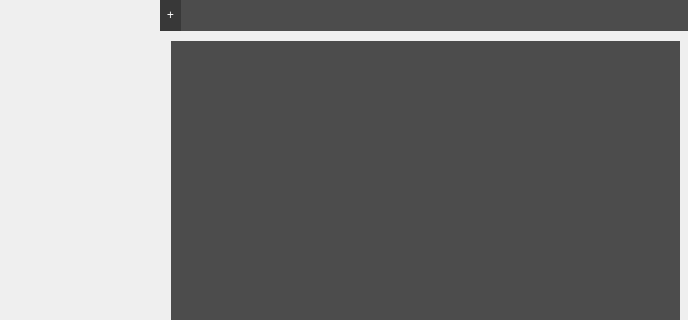
Old version of the form ShaderTool/ShaderToolMain.ui in the repository Chylix/ShaderTool; both pictures show x 370 to 1058 and y 0 to 320 of the 1058 by 797 pixel window.
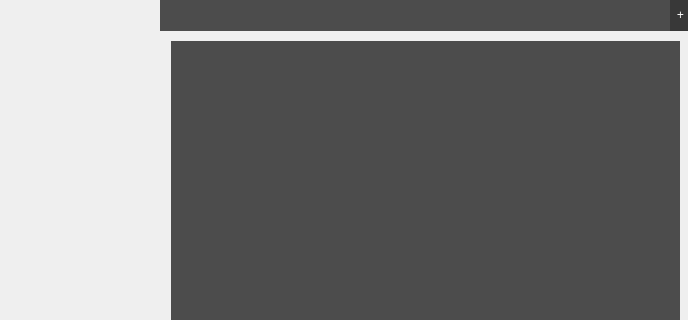
New version of the form. Custom widgets are drawn as their Qt base class.

The edit to the form file:
```diff
--- a/ShaderTool/ShaderToolMain.ui
+++ b/ShaderTool/ShaderToolMain.ui
@@ -163,7 +163,7 @@
    <widget class="QPushButton" name="addShader">
     <property name="geometry">
      <rect>
-      <x>530</x>
+      <x>1040</x>
       <y>0</y>
       <width>21</width>
       <height>31</height>
@@ -190,7 +190,7 @@
    <widget class="QWidget" name="horizontalLayoutWidget">
     <property name="geometry">
      <rect>
-      <x>550</x>
+      <x>530</x>
       <y>0</y>
       <width>511</width>
       <height>31</height>
```
